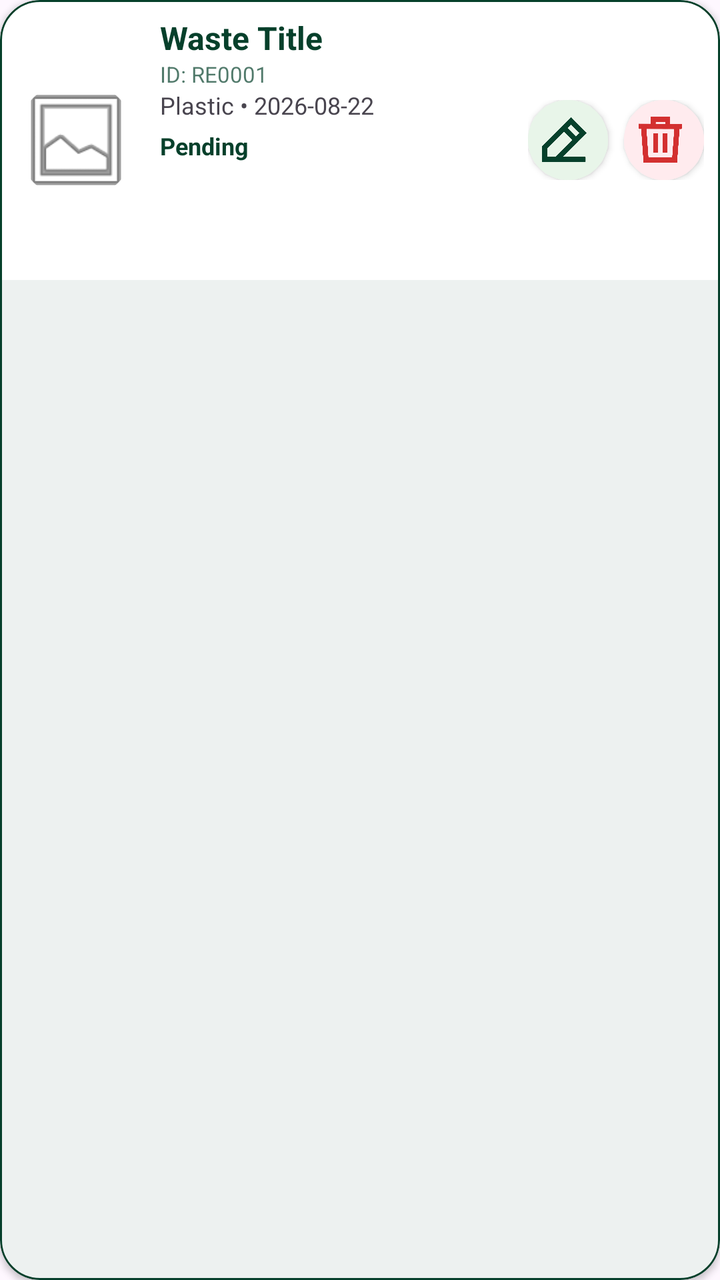
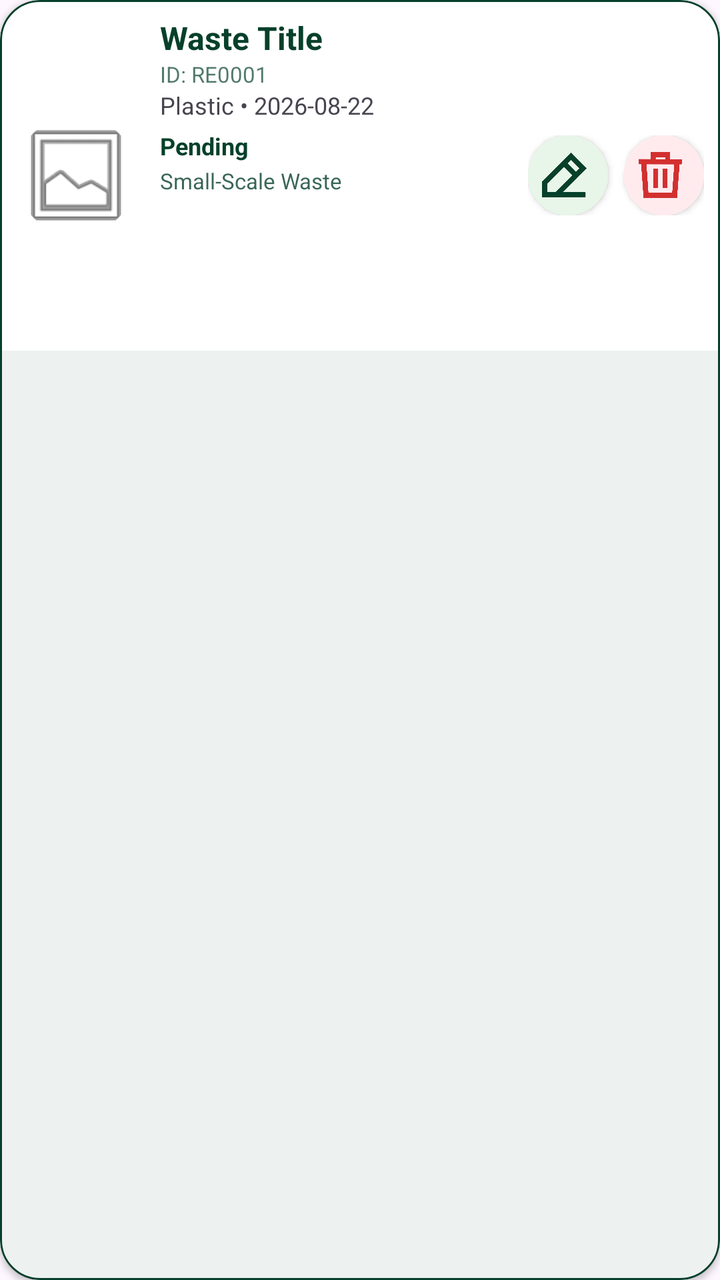

The first picture is an Android layout as it rendered before a commit; the second is the same layout after the commit. The layout source and the unified diff follow.
<!-- AndroidManifest.xml: application theme Theme.MyEcoWatch1 -->
<!-- res/layout/item_report.xml -->
<?xml version="1.0" encoding="utf-8"?>
<com.google.android.material.card.MaterialCardView
    xmlns:android="http://schemas.android.com/apk/res/android"
    xmlns:app="http://schemas.android.com/apk/res-auto"
    xmlns:tools="http://schemas.android.com/tools"
    android:layout_width="match_parent"
    android:layout_height="wrap_content"
    android:layout_marginHorizontal="10dp"
    android:layout_marginVertical="4dp"
    app:cardCornerRadius="20dp"
    app:cardElevation="2dp"
    app:strokeColor="#06402B"
    app:strokeWidth="1dp">

    <LinearLayout
        android:layout_width="match_parent"
        android:layout_height="wrap_content"
        android:orientation="horizontal"
        android:padding="8dp"
        android:background="?attr/colorSurface"
        android:gravity="center_vertical">

        <CheckBox
            android:id="@+id/reportCheckbox"
            android:layout_width="wrap_content"
            android:layout_height="wrap_content"
            android:visibility="gone"
            android:layout_marginEnd="8dp" />

        <FrameLayout
            android:layout_width="wrap_content"
            android:layout_height="wrap_content">

            <com.google.android.material.imageview.ShapeableImageView
                android:id="@+id/reportThumb"
                android:layout_width="60dp"
                android:layout_height="60dp"
                android:scaleType="centerCrop"
                app:shapeAppearanceOverlay="@style/CircleImage"
                android:src="@android:drawable/ic_menu_gallery" />

            
            <LinearLayout
                android:id="@+id/photoCountBadge"
                android:layout_width="wrap_content"
                android:layout_height="wrap_content"
                android:layout_gravity="bottom|end"
                android:background="@drawable/bg_photo_count_badge"
                android:gravity="center_vertical"
                android:orientation="horizontal"
                android:paddingHorizontal="5dp"
                android:paddingVertical="1dp"
                android:visibility="gone">

                <ImageView
                    android:layout_width="10dp"
                    android:layout_height="10dp"
                    android:contentDescription="@null"
                    android:src="@drawable/ic_camera"
                    app:tint="?attr/colorPrimary" />

                <TextView
                    android:id="@+id/photoCountText"
                    android:layout_width="wrap_content"
                    android:layout_height="wrap_content"
                    android:layout_marginStart="2dp"
                    android:textColor="?attr/colorPrimary"
                    android:textSize="9sp"
                    android:textStyle="bold" />
            </LinearLayout>
        </FrameLayout>

        <LinearLayout
            android:layout_width="0dp"
            android:layout_height="wrap_content"
            android:layout_weight="1"
            android:layout_marginStart="12dp"
            android:orientation="vertical">

            <TextView
                android:id="@+id/reportTitle"
                android:layout_width="wrap_content"
                android:layout_height="wrap_content"
                android:text="Waste Title"
                android:textColor="?attr/colorPrimary"
                android:textStyle="bold"
                android:textSize="16sp" />

            <TextView
                android:id="@+id/reportIdText"
                android:layout_width="wrap_content"
                android:layout_height="wrap_content"
                android:text="ID: RE0001"
                android:textColor="?attr/colorPrimary"
                android:textSize="11sp"
                android:alpha="0.7" />

            <TextView
                android:id="@+id/reportTypeDate"
                android:layout_width="wrap_content"
                android:layout_height="wrap_content"
                android:text="Plastic • 2026-08-22"
                android:textColor="?attr/colorOnSurfaceVariant"
                android:textSize="12sp" />

            <TextView
                android:id="@+id/reportStatus"
                android:layout_width="wrap_content"
                android:layout_height="wrap_content"
                android:layout_marginTop="4dp"
                android:text="Pending"
                android:textColor="?attr/colorPrimary"
                android:textSize="12sp"
                android:textStyle="bold" />

            <TextView
                android:id="@+id/reportAssignedPersonnel"
                android:layout_width="match_parent"
                android:layout_height="wrap_content"
                android:layout_marginTop="4dp"
                android:ellipsize="end"
                android:maxLines="1"
                android:textColor="?attr/colorOnSurfaceVariant"
                android:textSize="11sp" />

            <TextView
                android:id="@+id/reportAdminResponse"
                android:layout_width="match_parent"
                android:layout_height="wrap_content"
                android:layout_marginTop="2dp"
                android:ellipsize="end"
                android:maxLines="1"
                android:textColor="?attr/colorOnSurfaceVariant"
                android:textSize="11sp" />

            <TextView
                android:id="@+id/reportAssignedAt"
                android:layout_width="match_parent"
                android:layout_height="wrap_content"
                android:layout_marginTop="2dp"
                android:ellipsize="end"
                android:maxLines="1"
                android:textColor="?attr/colorOnSurfaceVariant"
                android:textSize="10sp" />
        </LinearLayout>

        <LinearLayout
            android:layout_width="wrap_content"
            android:layout_height="wrap_content"
            android:layout_gravity="center_vertical"
            android:orientation="horizontal">

            <com.google.android.material.button.MaterialButton
                android:id="@+id/restoreReportBtn"
                style="@style/Widget.MaterialComponents.Button.Icon"
                android:layout_width="40dp"
                android:layout_height="40dp"
                android:layout_marginEnd="8dp"
                android:backgroundTint="#E3F2FD"
                android:insetLeft="0dp"
                android:insetTop="0dp"
                android:insetRight="0dp"
                android:insetBottom="0dp"
                android:visibility="gone"
                app:cornerRadius="20dp"
                app:icon="@android:drawable/ic_menu_revert"
                app:iconGravity="textStart"
                app:iconPadding="0dp"
                app:iconSize="20dp"
                app:iconTint="#1976D2"
                app:rippleColor="#1976D2" />

            <com.google.android.material.button.MaterialButton
                android:id="@+id/editReportBtn"
                style="@style/Widget.MaterialComponents.Button.Icon"
                android:layout_width="40dp"
                android:layout_height="40dp"
                android:layout_marginEnd="8dp"
                android:backgroundTint="#E8F5E9"
                android:insetLeft="0dp"
                android:insetTop="0dp"
                android:insetRight="0dp"
                android:insetBottom="0dp"
                app:cornerRadius="20dp"
                app:icon="@drawable/editicon"
                app:iconGravity="textStart"
                app:iconPadding="0dp"
                app:iconSize="35dp"
                app:iconTint="@color/green"
                app:rippleColor="@color/green" />

            <com.google.android.material.button.MaterialButton
                android:id="@+id/deleteReportBtn"
                style="@style/Widget.MaterialComponents.Button.Icon"
                android:layout_width="40dp"
                android:layout_height="40dp"
                android:backgroundTint="#FFEBEE"
                android:insetLeft="0dp"
                android:insetTop="0dp"
                android:insetRight="0dp"
                android:insetBottom="0dp"
                app:cornerRadius="20dp"
                app:icon="@drawable/trashic"
                app:iconGravity="textStart"
                app:iconPadding="0dp"
                app:iconSize="35dp"
                app:iconTint="#D32F2F"
                app:rippleColor="#D32F2F" />

        </LinearLayout>

    </LinearLayout>
</com.google.android.material.card.MaterialCardView>
<!-- resources referenced by this layout -->
<resources>
  <color name="green">#06402B</color>
  <!-- drawable bg_photo_count_badge (drawable) -->
  <?xml version="1.0" encoding="utf-8"?>
  <shape xmlns:android="http://schemas.android.com/apk/res/android"
      android:shape="rectangle">
  
      <solid android:color="?attr/colorSurfaceVariant" />
  
      <corners android:radius="100dp" />
  
      <stroke
          android:width="1dp"
          android:color="?attr/colorPrimary" />
  </shape>
  <!-- drawable editicon: png bitmap (drawable, 226752 bytes) -->
  <!-- drawable ic_camera (drawable) -->
  <vector xmlns:android="http://schemas.android.com/apk/res/android"
      android:width="24dp"
      android:height="24dp"
      android:viewportWidth="24"
      android:viewportHeight="24">
      <path
          android:fillColor="#000000"
          android:pathData="M12,12m-3.2,0a3.2,3.2 0,1 1,6.4 0a3.2,3.2 0,1 1,-6.4 0" />
      <path
          android:fillColor="#000000"
          android:pathData="M9,2L7.17,4H4C2.9,4 2,4.9 2,5V18C2,19.1 2.9,20 4,20H20C21.1,20 22,19.1 22,18V5C22,3.9 21.1,3 20,3H16.83L15,1H9V2M12,17c-2.76,0 -5,-2.24 -5,-5s2.24,-5 5,-5s5,2.24 5,5s-2.24,5 -5,5Z" />
  </vector>
  <!-- drawable trashic: png bitmap (drawable, 220156 bytes) -->
  <style name="CircleImage" parent="">
          <item name="cornerFamily">rounded</item>
          <item name="cornerSize">50%</item>
      </style>
  <style name="Theme.MyEcoWatch1" parent="Base.Theme.MyEcoWatch1" />
  <style name="Base.Theme.MyEcoWatch1" parent="Theme.Material3.DayNight.NoActionBar">
          
          <item name="colorPrimary">@color/green</item>
          <item name="colorOnPrimary">@color/white</item>
          <item name="colorSurface">@color/white</item>
          <item name="colorOnSurface">@color/green</item>
          <item name="colorOutlineVariant">#F0F0F0</item>
      </style>
  <color name="white">#FFFFFFFF</color>
</resources>

<!-- the commit's change to res/layout/item_report.xml (unified diff, before → after) -->
@@ -114,7 +114,27 @@
                 android:textStyle="bold" />
 
             <TextView
+                android:id="@+id/reportScale"
+                android:layout_width="wrap_content"
+                android:layout_height="wrap_content"
+                android:layout_marginTop="2dp"
+                android:text="Small-Scale Waste"
+                android:textColor="?attr/colorPrimary"
+                android:textSize="11sp"
+                android:alpha="0.8" />
+
+            <TextView
                 android:id="@+id/reportAssignedPersonnel"
+                android:layout_width="match_parent"
+                android:layout_height="wrap_content"
+                android:layout_marginTop="4dp"
+                android:ellipsize="end"
+                android:maxLines="1"
+                android:textColor="?attr/colorOnSurfaceVariant"
+                android:textSize="11sp" />
+
+            <TextView
+                android:id="@+id/reportAssignedTeam"
                 android:layout_width="match_parent"
                 android:layout_height="wrap_content"
                 android:layout_marginTop="4dp"
